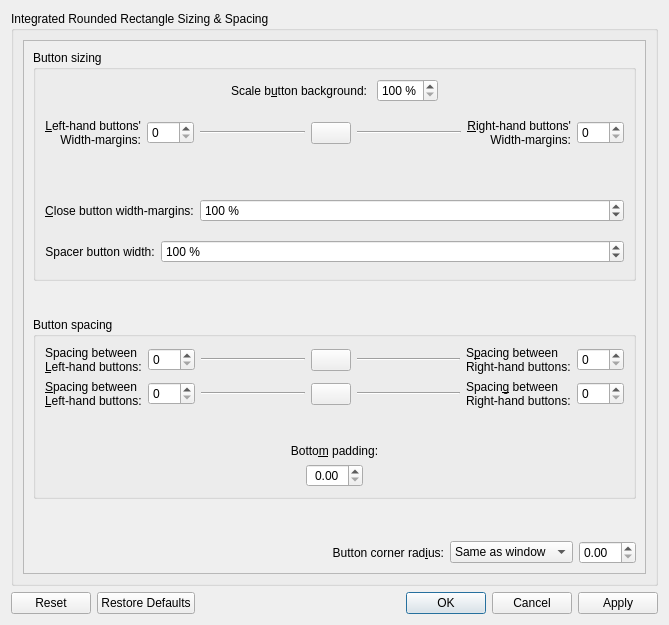
The window that kdecoration/config/ui/buttonsizing.ui (paulmcauley/klassy) describes before a commit, drawn with Qt 5.
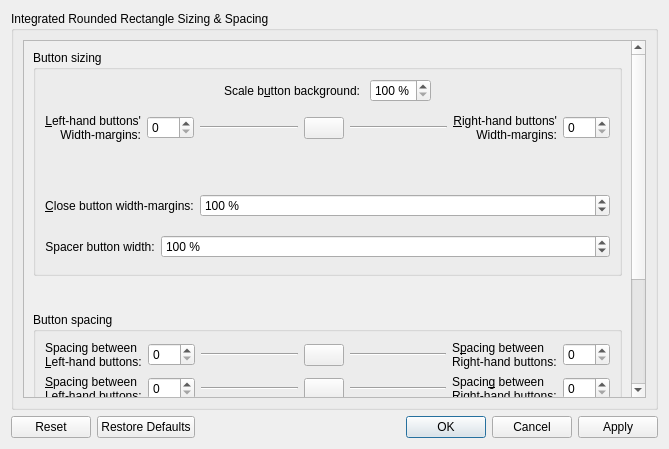
The same window after the commit.

```diff
--- a/kdecoration/config/ui/buttonsizing.ui
+++ b/kdecoration/config/ui/buttonsizing.ui
@@ -7,9 +7,15 @@
     <x>0</x>
     <y>0</y>
     <width>669</width>
-    <height>625</height>
+    <height>449</height>
    </rect>
   </property>
+  <property name="sizePolicy">
+   <sizepolicy hsizetype="Expanding" vsizetype="Expanding">
+    <horstretch>0</horstretch>
+    <verstretch>0</verstretch>
+   </sizepolicy>
+  </property>
   <property name="windowTitle">
    <string>Dialog</string>
   </property>
```
